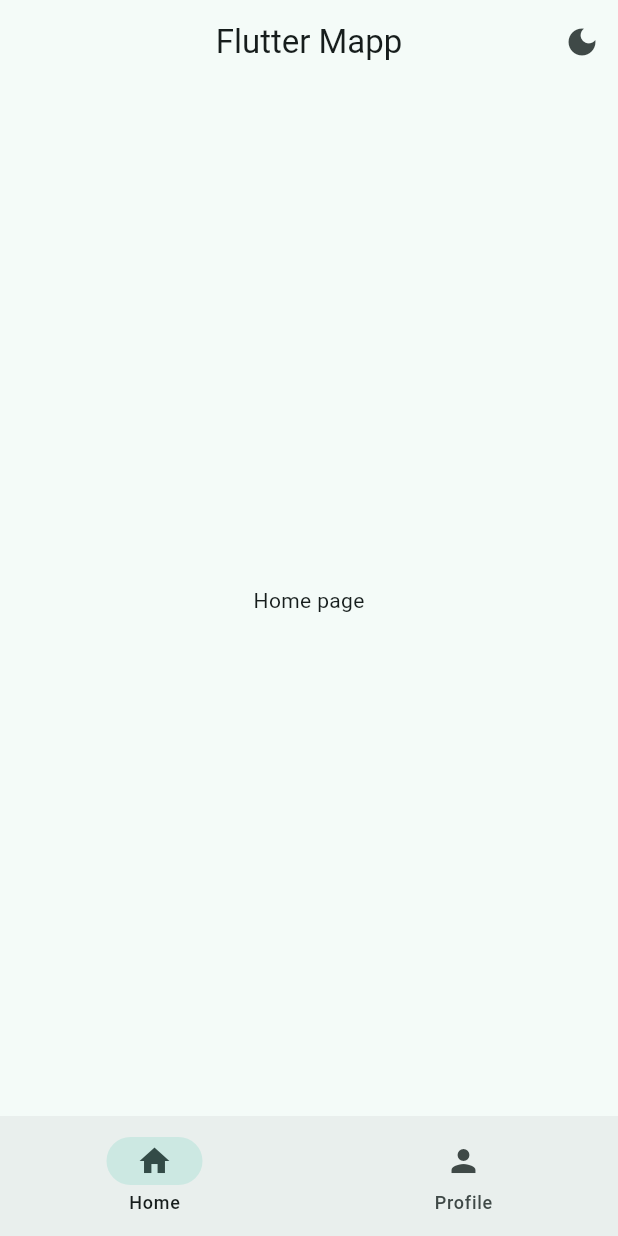
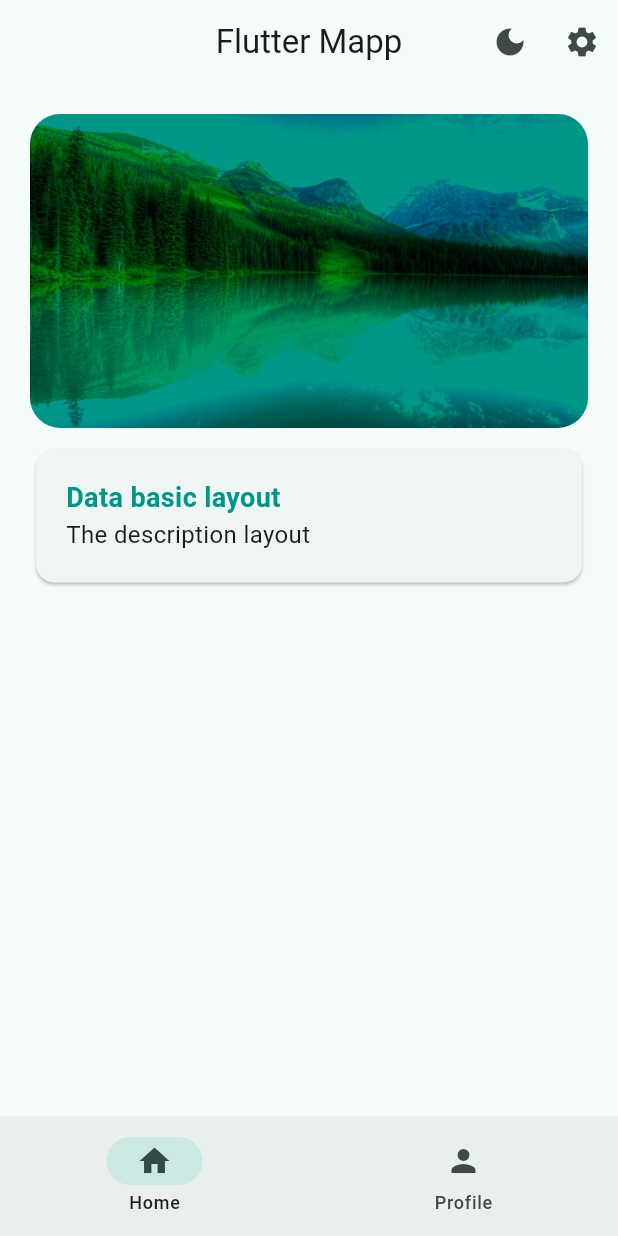
Before and after one commit to Slaykamm/flutter_application_1, a Flutter app: the WidgetTree screen opened directly, on a phone screen of 412 x 824 dp. Run offline on Flutter 3.47's test engine with Material 3 defaults, Android fonts, the phone set to English and light mode, and no system bars.

Commit message:
before animations

```diff
--- /dev/null
+++ b/lib/data/constants.dart
@@ -0,0 +1,10 @@
+import 'package:flutter/material.dart';
+
+class KTextStyle {
+  static const TextStyle titleTealText = TextStyle(
+    color: Colors.teal,
+    fontSize: 18.0,
+    fontWeight: FontWeight.bold,
+  );
+  static const TextStyle descriptionText = TextStyle(fontSize: 16.0);
+}
--- a/lib/main.dart
+++ b/lib/main.dart
@@ -1,6 +1,6 @@
 import 'package:flutter/material.dart';
 import 'package:flutter_application_1/data/notifiers.dart';
-import 'package:flutter_application_1/views/widget_tree.dart';
+import 'package:flutter_application_1/views/pages/welcome_page.dart';
 
 void main() {
   runApp(const MyApp());
@@ -32,7 +32,7 @@ class _MyAppState extends State<MyApp> {
               brightness: isDarkMode ? Brightness.light : Brightness.dark,
             ),
           ),
-          home: WidgetTree(),
+          home: WelcomePage(),
         );
       },
     );
--- a/lib/views/pages/home_page.dart
+++ b/lib/views/pages/home_page.dart
@@ -1,10 +1,38 @@
 import 'package:flutter/material.dart';
+import 'package:flutter_application_1/data/constants.dart';
+import 'package:flutter_application_1/views/widgets/hero_widget.dart';
 
 class HomePage extends StatelessWidget {
   const HomePage({super.key});
 
   @override
   Widget build(BuildContext context) {
-    return Center(child: Text('Home page'));
+    return Padding(
+      padding: EdgeInsets.all(20.0),
+      child: Column(
+        children: [
+          HeroWidget(),
+          Container(
+            width: double.infinity,
+            padding: EdgeInsets.symmetric(vertical: 10.0),
+            child: Card(
+              child: Padding(
+                padding: EdgeInsets.all(20.0),
+                child: Column(
+                  crossAxisAlignment: CrossAxisAlignment.start,
+                  children: [
+                    Text('Data basic layout', style: KTextStyle.titleTealText),
+                    Text(
+                      'The description layout',
+                      style: KTextStyle.descriptionText,
+                    ),
+                  ],
+                ),
+              ),
+            ),
+          ),
+        ],
+      ),
+    );
   }
 }
--- a/lib/views/widget_tree.dart
+++ b/lib/views/widget_tree.dart
@@ -2,6 +2,7 @@ import 'package:flutter/material.dart';
 import 'package:flutter_application_1/data/notifiers.dart';
 import 'package:flutter_application_1/views/pages/home_page.dart';
 import 'package:flutter_application_1/views/pages/profile_page.dart';
+import 'package:flutter_application_1/views/pages/settings_page.dart';
 import 'package:flutter_application_1/views/widgets/navbar_widget.dart';
 
 List<Widget> pages = [HomePage(), ProfilePage()];
@@ -27,6 +28,19 @@ class WidgetTree extends StatelessWidget {
               },
             ),
           ),
+          IconButton(
+            onPressed: () {
+              Navigator.push(
+                context,
+                MaterialPageRoute(
+                  builder: (context) {
+                    return SettingsPage(title: 'Settings1 page');
+                  },
+                ),
+              );
+            },
+            icon: Icon(Icons.settings),
+          ),
         ],
       ),
       body: ValueListenableBuilder(
--- /dev/null
+++ b/lib/views/widgets/hero_widget.dart
@@ -0,0 +1,20 @@
+import 'package:flutter/material.dart';
+
+class HeroWidget extends StatelessWidget {
+  const HeroWidget({super.key});
+
+  @override
+  Widget build(BuildContext context) {
+    return Hero(
+      tag: 'hero1',
+      child: ClipRRect(
+        borderRadius: BorderRadius.circular(20.0),
+        child: Image.asset(
+          'assets/images/screen-3.jpg',
+          color: Colors.teal,
+          colorBlendMode: BlendMode.darken,
+        ),
+      ),
+    );
+  }
+}
```
Also changed, not shown: lib/views/pages/profile_page.dart (+17 -114 lines), lib/views/pages/settings_page.dart (added, +196 -0 lines), lib/views/pages/welcome_page.dart (added, +35 -0 lines).
